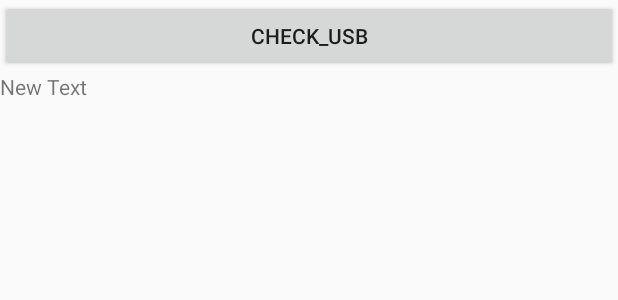
After one commit to diegotestereo/UsbArduinoAE, an Android app: the layout lay_detectar_usb.xml on its own in the app's theme, with its tools: preview values and no code run, on a phone screen of 412 x 824 dp. The commit adds this screen. Shown: the top 300 px of the screen. Run offline under Robolectric (Android 15) with nearby library versions, the phone set to English and light mode, and no system bars.

Commit message:
add usb check

```diff
--- /dev/null
+++ b/app/src/main/res/layout/lay_detectar_usb.xml
@@ -0,0 +1,18 @@
+<?xml version="1.0" encoding="utf-8"?>
+<LinearLayout xmlns:android="http://schemas.android.com/apk/res/android"
+    android:layout_width="match_parent"
+    android:layout_height="match_parent"
+    android:orientation="vertical">
+
+    <Button
+        android:layout_width="match_parent"
+        android:layout_height="wrap_content"
+        android:text="Check_Usb"
+        android:id="@+id/btn_CheckUsb" />
+
+    <TextView
+        android:layout_width="match_parent"
+        android:layout_height="match_parent"
+        android:text="New Text"
+        android:id="@+id/text_USB" />
+</LinearLayout>
```
Also changed, not shown: app/src/main/AndroidManifest.xml (+7 -0 lines), app/src/main/java/com/example/laboratorio/usbarduino/Actividades/Lay_Detectar_Usb.java (added, +115 -0 lines), app/src/main/java/com/example/laboratorio/usbarduino/Actividades/MainActivity.java (+33 -29 lines), app/src/main/java/com/example/laboratorio/usbarduino/Funciones/CheckAlarmas.java (+7 -6 lines), app/src/main/java/com/example/laboratorio/usbarduino/broadcastreceivers/Booteo.java (+0 -8 lines), app/src/main/res/layout/activity_main.xml (+7 -0 lines).
